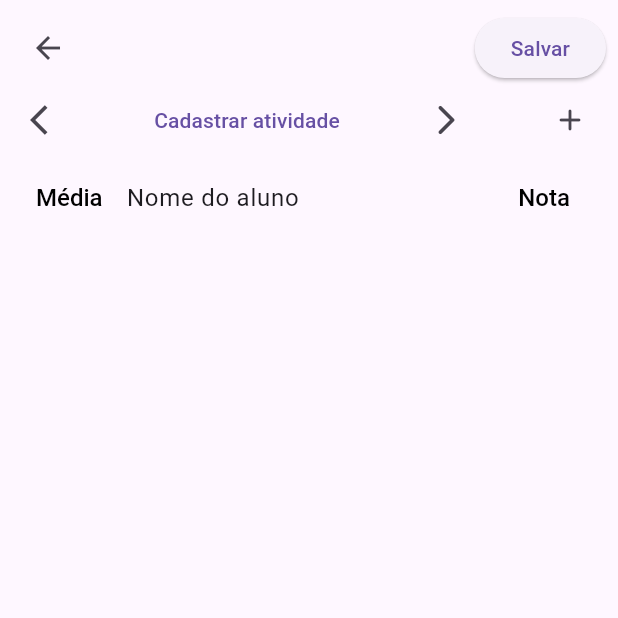
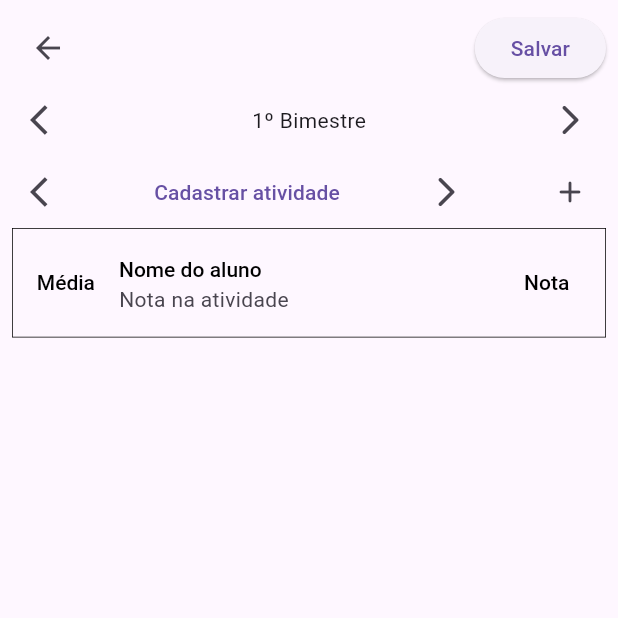
Before and after one commit to Dev-Henrique/gestao-de-notas, a Flutter app: the TabelaPage screen opened directly with empty values, after a tap on the "arrow back ios" icon, on a phone screen of 412 x 824 dp, the top half of it. Run offline on Flutter 3.47's test engine with Material 3 defaults, Android fonts, the phone set to English and light mode, and no system bars; our stand-ins replace shared_preferences; accounts and stored records are empty.

Commit message:
feat - notas bimestrais

```diff
--- a/lib/src/models/aluno_model.dart
+++ b/lib/src/models/aluno_model.dart
@@ -3,18 +3,57 @@ import 'dart:convert';
 
 class AlunoModel {
   String name;
-  Map<String, double> notas;
+  Map<String, double> bimestre1;
+  double notaBimestre1;
+  Map<String, double> bimestre2;
+
+  double notaBimestre2;
+  Map<String, double> bimestre3;
+
+  double notaBimestre3;
+  Map<String, double> bimestre4;
+
+  double notaBimestre4;
   double media;
-  AlunoModel({required this.name, required this.notas, required this.media});
+  AlunoModel({
+    required this.name,
+    required this.bimestre1,
+    this.notaBimestre1 = 0.0,
+    required this.bimestre2,
+    this.notaBimestre2 = 0.0,
+    required this.bimestre3,
+    this.notaBimestre3 = 0.0,
+    required this.bimestre4,
+    this.notaBimestre4 = 0.0,
+    required this.media,
+  });
 
   Map<String, dynamic> toMap() {
-    return <String, dynamic>{'name': name, 'notas': notas, 'media': media};
+    return <String, dynamic>{
+      'name': name,
+      'bimestre1': bimestre1,
+      'notaBimestre1': notaBimestre1,
+      'bimestre2': bimestre2,
+      'notaBimestre2': notaBimestre2,
+      'bimestre3': bimestre3,
+      'notaBimestre3': notaBimestre3,
+      'bimestre4': bimestre4,
+      'notaBimestre4': notaBimestre4,
+      'media': media,
+    };
   }
 
   factory AlunoModel.fromMap(Map<String, dynamic> map) {
     return AlunoModel(
       name: map['name'] as String,
-      notas: Map.from((map['notas'] as Map)),
+      bimestre1: Map.from((map['bimestre1'] as Map)),
+      notaBimestre1: map['notaBimestre1'] as double,
+      bimestre2: Map.from((map['bimestre2'] as Map)),
+      notaBimestre2: map['notaBimestre2'] as double,
+      bimestre3: Map.from((map['bimestre3'] as Map)),
+      notaBimestre3: map['notaBimestre3'] as double,
+      bimestre4: Map.from((map['bimestre4'] as Map)),
+      notaBimestre4: map['notaBimestre4'] as double,
       media: map['media'] as double,
     );
   }
--- a/lib/src/view/tabela/tabela_page.dart
+++ b/lib/src/view/tabela/tabela_page.dart
@@ -64,6 +64,25 @@ class _TabelaPageState extends State<TabelaPage> {
                     ),
                   ],
                 ),
+                Row(
+                  mainAxisAlignment: MainAxisAlignment.spaceBetween,
+                  children: [
+                    IconButton(
+                      onPressed: () {
+                        _viewModel.alterarBimestre('esquerda');
+                      },
+                      icon: Icon(Icons.arrow_back_ios),
+                    ),
+                    Text(_viewModel.bimestreSelecionado),
+                    IconButton(
+                      onPressed: () {
+                        _viewModel.alterarBimestre('direita');
+                      },
+                      icon: Icon(Icons.arrow_forward_ios_rounded),
+                    ),
+                  ],
+                ),
+
                 Row(
                   mainAxisAlignment: MainAxisAlignment.spaceBetween,
                   children: [
@@ -178,6 +197,7 @@ class _TabelaPageState extends State<TabelaPage> {
                   media: 'Média',
                   nota: 'Nota',
                   nome: 'Nome do aluno',
+                  notaDaAtividade: 'Nota na atividade',
                 ),
                 Expanded(
                   child: ListView.builder(
@@ -186,12 +206,17 @@ class _TabelaPageState extends State<TabelaPage> {
                       String media =
                           _viewModel.listaDeAlunos[index].media.toString();
                       String nota =
+                          (_viewModel.getNotaBimestral(index)).toString();
+
+                      String nome = _viewModel.listaDeAlunos[index].name;
+                      String notaNaAtividade =
                           (_viewModel.getNotaDoAluno(index)).toString();
-                      String nome = _viewModel.listaDeAlunos[index].name;
+
                       return GnTileTabela(
                         media: media,
                         nota: nota,
                         nome: nome,
+                        notaDaAtividade: notaNaAtividade,
                         onTap: () {
                           showDialog(
                             context: context,
--- a/lib/src/view/tabela/tabela_view_model.dart
+++ b/lib/src/view/tabela/tabela_view_model.dart
@@ -6,6 +6,13 @@ import 'package:gestao_de_notas/src/models/turma_model.dart';
 class TabelaViewModel {
   final domain = Domain();
   ValueNotifier<bool> isLoading = ValueNotifier(false);
+  List<String> bimestres = [
+    '1º Bimestre',
+    '2º Bimestre',
+    '3º Bimestre',
+    '4º Bimestre',
+  ];
+  String bimestreSelecionado = '_value';
   List<AlunoModel> listaDeAlunos = [];
   List<String> listaDeAtividades = [];
   String atividadeSelecionada = '';
@@ -13,6 +20,7 @@ class TabelaViewModel {
 
   getTurma(TurmaModel turma) async {
     isLoading.value = true;
+    bimestreSelecionado = bimestres.first;
     List<TurmaModel> listaDeTurmas = await domain.getTurmas();
     TurmaModel turmaLocal =
         listaDeTurmas[listaDeTurmas.indexWhere(
@@ -28,7 +36,7 @@ class TabelaViewModel {
     listaDeAlunos = turmaLocal.alunos;
     //altera lista de atividades
     if (turmaLocal.alunos.isNotEmpty) {
-      listaDeAtividades = turmaLocal.alunos[0].notas.keys.toList();
+      listaDeAtividades = turmaLocal.alunos[0].bimestre1.keys.toList();
       if (listaDeAtividades.isNotEmpty) {
         atividadeSelecionada = listaDeAtividades.first;
       }
@@ -36,6 +44,61 @@ class TabelaViewModel {
 
     // await Future.delayed(Duration(seconds: 1));
     isLoading.value = false;
+  }
+
+  alterarBimestre(String input) async {
+    isLoading.value = true;
+    if (input == 'direita') {
+      if (bimestres.indexWhere((bi) => bimestreSelecionado == bi) <
+          bimestres.length - 1) {
+        bimestreSelecionado =
+            bimestres[bimestres.indexWhere((bi) => bimestreSelecionado == bi) +
+                1];
+      }
+    } else {
+      if (bimestres.indexWhere((bi) => bimestreSelecionado == bi) > 0) {
+        bimestreSelecionado =
+            bimestres[bimestres.indexWhere((bi) => bimestreSelecionado == bi) -
+                1];
+      }
+    }
+    await getAtividadesPorBimestre();
+    isLoading.value = false;
+  }
+
+  Future<void> cadastrarAtividade(String newValue) async {
+    isLoading.value = true;
+    for (var aluno in listaDeAlunos) {
+      if (bimestreSelecionado == '1º Bimestre') {
+        aluno.bimestre1[newValue] = 0.0;
+      } else if (bimestreSelecionado == '2º Bimestre') {
+        aluno.bimestre2[newValue] = 0.0;
+      } else if (bimestreSelecionado == '3º Bimestre') {
+        aluno.bimestre3[newValue] = 0.0;
+      } else if (bimestreSelecionado == '4º Bimestre') {
+        aluno.bimestre4[newValue] = 0.0;
+      }
+    }
+    await getAtividadesPorBimestre();
+    if (listaDeAtividades.isNotEmpty) {
+      atividadeSelecionada = listaDeAtividades.first;
+    }
+
+    isLoading.value = false;
+  }
+
+  Future<void> getAtividadesPorBimestre() async {
+    if (bimestreSelecionado == '1º Bimestre') {
+      listaDeAtividades = listaDeAlunos[0].bimestre1.keys.toList();
+    } else if (bimestreSelecionado == '2º Bimestre') {
+      listaDeAtividades = listaDeAlunos[0].bimestre2.keys.toList();
+    } else if (bimestreSelecionado == '3º Bimestre') {
+      listaDeAtividades = listaDeAlunos[0].bimestre3.keys.toList();
+    } else if (bimestreSelecionado == '4º Bimestre') {
+      listaDeAtividades = listaDeAlunos[0].bimestre4.keys.toList();
+    }
+    atividadeSelecionada =
+        listaDeAtividades.isNotEmpty ? listaDeAtividades.first : '';
   }
 
   alterarAtividade(String direcao) {
@@ -68,36 +131,84 @@ class TabelaViewModel {
 
   alterarNota(double novaNota, int indexAluno) {
     isLoading.value = true;
-    listaDeAlunos[indexAluno].notas[atividadeSelecionada] = novaNota;
+    if (bimestreSelecionado == '1º Bimestre') {
+      listaDeAlunos[indexAluno].bimestre1[atividadeSelecionada] = novaNota;
+      listaDeAlunos[indexAluno].notaBimestre1 = alterarNotaBimestral(
+        indexAluno,
+        listaDeAlunos[indexAluno].bimestre1.values.toList(),
+      );
+    } else if (bimestreSelecionado == '2º Bimestre') {
+      listaDeAlunos[indexAluno].bimestre2[atividadeSelecionada] = novaNota;
+      listaDeAlunos[indexAluno].notaBimestre2 = alterarNotaBimestral(
+        indexAluno,
+        listaDeAlunos[indexAluno].bimestre2.values.toList(),
+      );
+    } else if (bimestreSelecionado == '3º Bimestre') {
+      listaDeAlunos[indexAluno].bimestre3[atividadeSelecionada] = novaNota;
+      listaDeAlunos[indexAluno].notaBimestre3 = alterarNotaBimestral(
+        indexAluno,
+        listaDeAlunos[indexAluno].bimestre3.values.toList(),
+      );
+    } else if (bimestreSelecionado == '4º Bimestre') {
+      listaDeAlunos[indexAluno].bimestre4[atividadeSelecionada] = novaNota;
+      listaDeAlunos[indexAluno].notaBimestre4 = alterarNotaBimestral(
+        indexAluno,
+        listaDeAlunos[indexAluno].bimestre4.values.toList(),
+      );
+    }
     alterarMedia(indexAluno);
     isLoading.value = false;
   }
 
+  double alterarNotaBimestral(int indexAluno, List notas) {
+    double soma = 0.0;
+    for (double nota in notas) {
+      soma += nota;
+    }
+    return soma;
+  }
+
   alterarMedia(int indexAluno) {
-    List<double> notas = listaDeAlunos[indexAluno].notas.values.toList();
+    List<double> notas = [
+      listaDeAlunos[indexAluno].notaBimestre1 * 2,
+      listaDeAlunos[indexAluno].notaBimestre2 * 3,
+      listaDeAlunos[indexAluno].notaBimestre3 * 2,
+      listaDeAlunos[indexAluno].notaBimestre4 * 3,
+    ];
     double media = 0.0;
     for (double nota in notas) {
       media += nota;
     }
-    media = media / notas.length;
+    media = media / 10;
     listaDeAlunos[indexAluno].media = media;
   }
 
   double getNotaDoAluno(int index) {
-    return listaDeAlunos[index].notas[atividadeSelecionada] ?? 0.0;
+    if (bimestreSelecionado == '1º Bimestre') {
+      return listaDeAlunos[index].bimestre1[atividadeSelecionada] ?? 0.0;
+    } else if (bimestreSelecionado == '2º Bimestre') {
+      return listaDeAlunos[index].bimestre2[atividadeSelecionada] ?? 0.0;
+    } else if (bimestreSelecionado == '3º Bimestre') {
+      return listaDeAlunos[index].bimestre3[atividadeSelecionada] ?? 0.0;
+    } else if (bimestreSelecionado == '4º Bimestre') {
+      return listaDeAlunos[index].bimestre4[atividadeSelecionada] ?? 0.0;
+    } else {
+      return 0.0;
+    }
   }
 
-  void cadastrarAtividade(String newValue) {
-    isLoading.value = true;
-    for (var aluno in listaDeAlunos) {
-      aluno.notas[newValue] = 0.0;
+  getNotaBimestral(int index) {
+    if (bimestreSelecionado == '1º Bimestre') {
+      return listaDeAlunos[index].notaBimestre1;
+    } else if (bimestreSelecionado == '2º Bimestre') {
+      return listaDeAlunos[index].notaBimestre2;
+    } else if (bimestreSelecionado == '3º Bimestre') {
+      return listaDeAlunos[index].notaBimestre3;
+    } else if (bimestreSelecionado == '4º Bimestre') {
+      return listaDeAlunos[index].notaBimestre4;
+    } else {
+      return 0.0;
     }
-    listaDeAtividades.add(newValue);
-    if (listaDeAtividades.isNotEmpty) {
-      atividadeSelecionada = listaDeAtividades.first;
-    }
-
-    isLoading.value = false;
   }
 
   Future<void> salvar(TurmaModel turma) async {
--- a/lib/src/view/tabela/widgets/gn_tile_tabela.dart
+++ b/lib/src/view/tabela/widgets/gn_tile_tabela.dart
@@ -5,12 +5,14 @@ class GnTileTabela extends StatelessWidget {
   final String media;
   final String nota;
   final String nome;
+  final String notaDaAtividade;
   final void Function()? onTap;
   const GnTileTabela({
     super.key,
     required this.media,
     required this.nota,
     required this.nome,
+    required this.notaDaAtividade,
     this.onTap,
   });
 
@@ -18,12 +20,18 @@ class GnTileTabela extends StatelessWidget {
   Widget build(BuildContext context) {
     return ListTile(
       leadingAndTrailingTextStyle: TextStyle(
-        fontSize: 16,
+        fontSize: 14,
         fontWeight: FontWeight.w500,
         color: Colors.black,
       ),
+      titleTextStyle: TextStyle(
+        color: Colors.black,
+        fontWeight: FontWeight.w500,
+      ),
+      shape: RoundedRectangleBorder(side: BorderSide(width: 0.5)),
       leading: Text(media),
       title: Text(nome),
+      subtitle: Text(notaDaAtividade),
       trailing: Text(nota),
       onTap: onTap,
     );
```
Also changed, not shown: lib/src/view/home/crud_turma/crud_turma_view_model.dart (+8 -1 lines).
